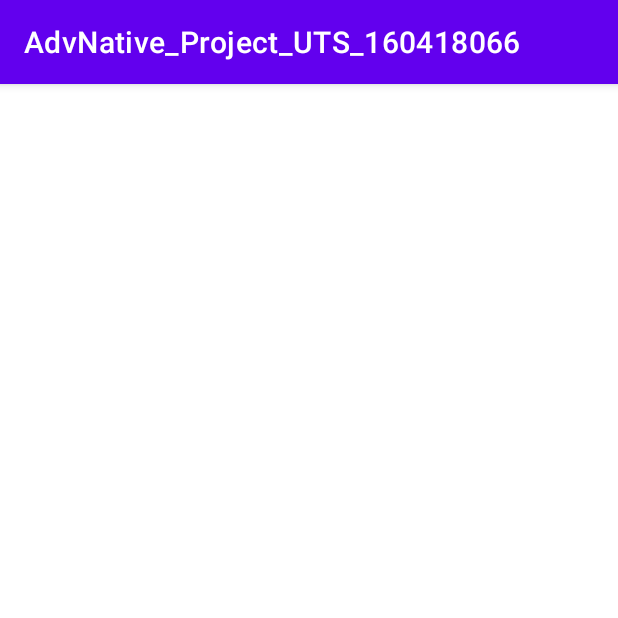
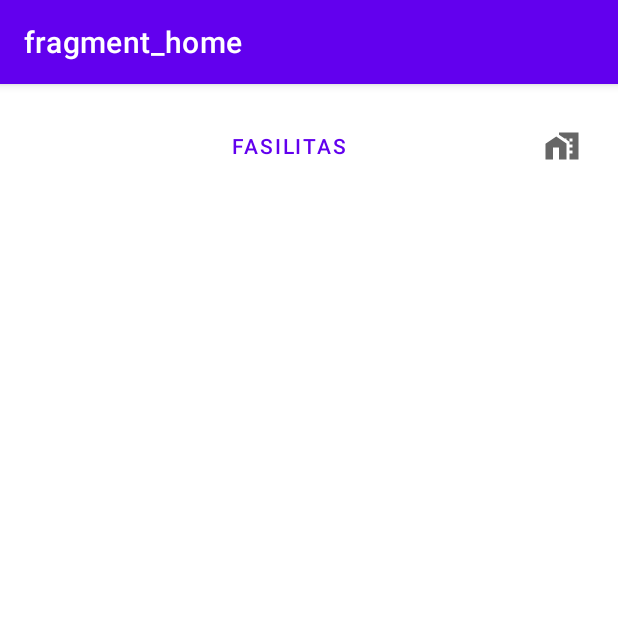
Before and after one commit to sameh4d4/160418066_advNative_midTerm_Project, an Android app: the screen it shows after launch (MainActivity), on a phone screen of 412 x 824 dp, the top half of it. Run offline under Robolectric (Android 15) with nearby library versions, the phone set to English and light mode, and no system bars; our stand-ins replace navigation-ui.

Commit message:
navigation (home -> daftar fasilitas)

```diff
--- a/app/src/main/java/com/example/advnative_project_uts_160418066/view/HomeFragment.kt
+++ b/app/src/main/java/com/example/advnative_project_uts_160418066/view/HomeFragment.kt
@@ -5,7 +5,9 @@ import androidx.fragment.app.Fragment
 import android.view.LayoutInflater
 import android.view.View
 import android.view.ViewGroup
+import androidx.navigation.Navigation
 import com.example.advnative_project_uts_160418066.R
+import kotlinx.android.synthetic.main.fragment_home.*
 
 class HomeFragment : Fragment() {
     override fun onCreateView(
@@ -17,6 +19,10 @@ class HomeFragment : Fragment() {
     }
 
     override fun onViewCreated(view: View, savedInstanceState: Bundle?) {
-
+        super.onViewCreated(view, savedInstanceState)
+        btnFasilitas.setOnClickListener {
+            val action=HomeFragmentDirections.actionDaftarFasilitas()
+            Navigation.findNavController(it).navigate(action)
+        }
     }
 }
--- a/app/src/main/java/com/example/advnative_project_uts_160418066/view/MainActivity.kt
+++ b/app/src/main/java/com/example/advnative_project_uts_160418066/view/MainActivity.kt
@@ -2,11 +2,22 @@ package com.example.advnative_project_uts_160418066.view
 
 import androidx.appcompat.app.AppCompatActivity
 import android.os.Bundle
+import androidx.navigation.NavController
+import androidx.navigation.fragment.NavHostFragment
+import androidx.navigation.ui.NavigationUI
 import com.example.advnative_project_uts_160418066.R
 
 class MainActivity : AppCompatActivity() {
+    private lateinit var navController: NavController
     override fun onCreate(savedInstanceState: Bundle?) {
         super.onCreate(savedInstanceState)
         setContentView(R.layout.activity_main)
+        val navHostFragment = supportFragmentManager.findFragmentById(R.id.hostFragment) as NavHostFragment
+        navController = navHostFragment.navController
+        NavigationUI.setupActionBarWithNavController(this, navController)
+    }
+
+    override fun onSupportNavigateUp(): Boolean {
+        return NavigationUI.navigateUp(navController,null)
     }
 }
--- /dev/null
+++ b/app/src/main/res/drawable/ic_baseline_home_work_24.xml
@@ -0,0 +1,13 @@
+<vector xmlns:android="http://schemas.android.com/apk/res/android"
+    android:width="24dp"
+    android:height="24dp"
+    android:viewportWidth="24"
+    android:viewportHeight="24"
+    android:tint="?attr/colorControlNormal">
+  <path
+      android:fillColor="@android:color/white"
+      android:pathData="M8.17,5.7L1,10.48V21h5v-8h4v8h5V10.25z"/>
+  <path
+      android:fillColor="@android:color/white"
+      android:pathData="M10,3v1.51l2,1.33L13.73,7L15,7v0.85l2,1.34L17,11h2v2h-2v2h2v2h-2v4h6L23,3L10,3zM19,9h-2L17,7h2v2z"/>
+</vector>
--- a/app/src/main/res/layout/activity_main.xml
+++ b/app/src/main/res/layout/activity_main.xml
@@ -4,4 +4,21 @@
     xmlns:tools="http://schemas.android.com/tools"
     android:layout_width="match_parent"
     android:layout_height="match_parent"
-    tools:context=".view.MainActivity"/>
+    tools:context=".view.MainActivity">
+
+    <androidx.fragment.app.FragmentContainerView
+        android:id="@+id/hostFragment"
+        android:name="androidx.navigation.fragment.NavHostFragment"
+        android:layout_width="0dp"
+        android:layout_height="0dp"
+        android:layout_marginStart="1dp"
+        android:layout_marginTop="1dp"
+        android:layout_marginEnd="1dp"
+        android:layout_marginBottom="1dp"
+        app:defaultNavHost="true"
+        app:layout_constraintBottom_toBottomOf="parent"
+        app:layout_constraintEnd_toEndOf="parent"
+        app:layout_constraintStart_toStartOf="parent"
+        app:layout_constraintTop_toTopOf="parent"
+        app:navGraph="@navigation/main_app_nav" />
+</androidx.constraintlayout.widget.ConstraintLayout>
--- a/app/src/main/res/layout/fragment_home.xml
+++ b/app/src/main/res/layout/fragment_home.xml
@@ -1,14 +1,27 @@
 <?xml version="1.0" encoding="utf-8"?>
 <FrameLayout xmlns:android="http://schemas.android.com/apk/res/android"
+    xmlns:app="http://schemas.android.com/apk/res-auto"
     xmlns:tools="http://schemas.android.com/tools"
     android:layout_width="match_parent"
     android:layout_height="match_parent"
     tools:context=".view.HomeFragment">
 
-    <!-- TODO: Update blank fragment layout -->
-    <TextView
+    <androidx.constraintlayout.widget.ConstraintLayout
         android:layout_width="match_parent"
-        android:layout_height="match_parent"
-        android:text="@string/hello_blank_fragment" />
+        android:layout_height="match_parent">
 
+        <Button
+            android:id="@+id/btnFasilitas"
+            style="@style/Widget.MaterialComponents.Button.TextButton"
+            android:layout_width="0dp"
+            android:layout_height="wrap_content"
+            android:layout_marginStart="16dp"
+            android:layout_marginTop="16dp"
+            android:layout_marginEnd="16dp"
+            android:drawableRight="@drawable/ic_baseline_home_work_24"
+            android:text="Fasilitas"
+            app:layout_constraintEnd_toEndOf="parent"
+            app:layout_constraintStart_toStartOf="parent"
+            app:layout_constraintTop_toTopOf="parent" />
+    </androidx.constraintlayout.widget.ConstraintLayout>
 </FrameLayout>
--- a/app/src/main/res/navigation/main_app_nav.xml
+++ b/app/src/main/res/navigation/main_app_nav.xml
@@ -1,6 +1,26 @@
 <?xml version="1.0" encoding="utf-8"?>
 <navigation xmlns:android="http://schemas.android.com/apk/res/android"
     xmlns:app="http://schemas.android.com/apk/res-auto"
-    android:id="@+id/main_app_nav">
+    xmlns:tools="http://schemas.android.com/tools"
+    android:id="@+id/main_app_nav"
+    app:startDestination="@id/homeFragment">
 
+    <fragment
+        android:id="@+id/homeFragment"
+        android:name="com.example.advnative_project_uts_160418066.view.HomeFragment"
+        android:label="fragment_home"
+        tools:layout="@layout/fragment_home" >
+        <action
+            android:id="@+id/actionDaftarFasilitas"
+            app:destination="@id/daftarFasilitasFragment" />
+    </fragment>
+    <fragment
+        android:id="@+id/daftarFasilitasFragment"
+        android:name="com.example.advnative_project_uts_160418066.view.DaftarFasilitasFragment"
+        android:label="fragment_daftar_fasilitas"
+        tools:layout="@layout/fragment_daftar_fasilitas" >
+        <action
+            android:id="@+id/actionHomeFragment"
+            app:destination="@id/homeFragment" />
+    </fragment>
 </navigation>
```
